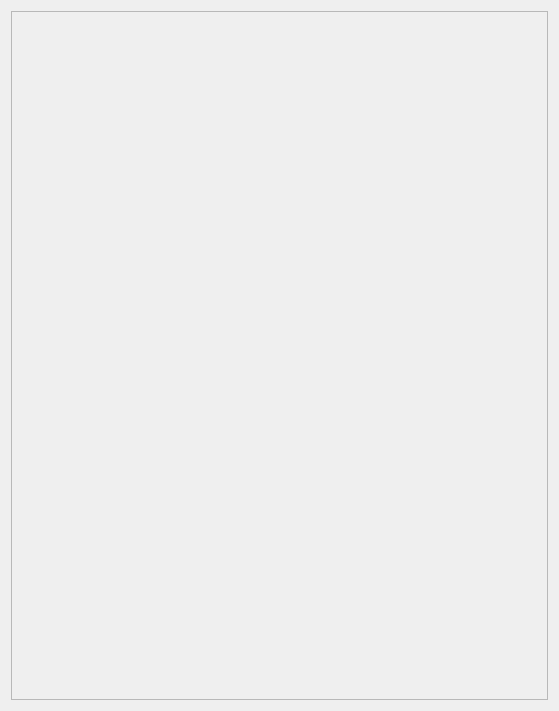
Before: the Qt Designer form QScrollArea/widget.ui in shuyalin/QWidgetDemo, drawn with Qt 5.
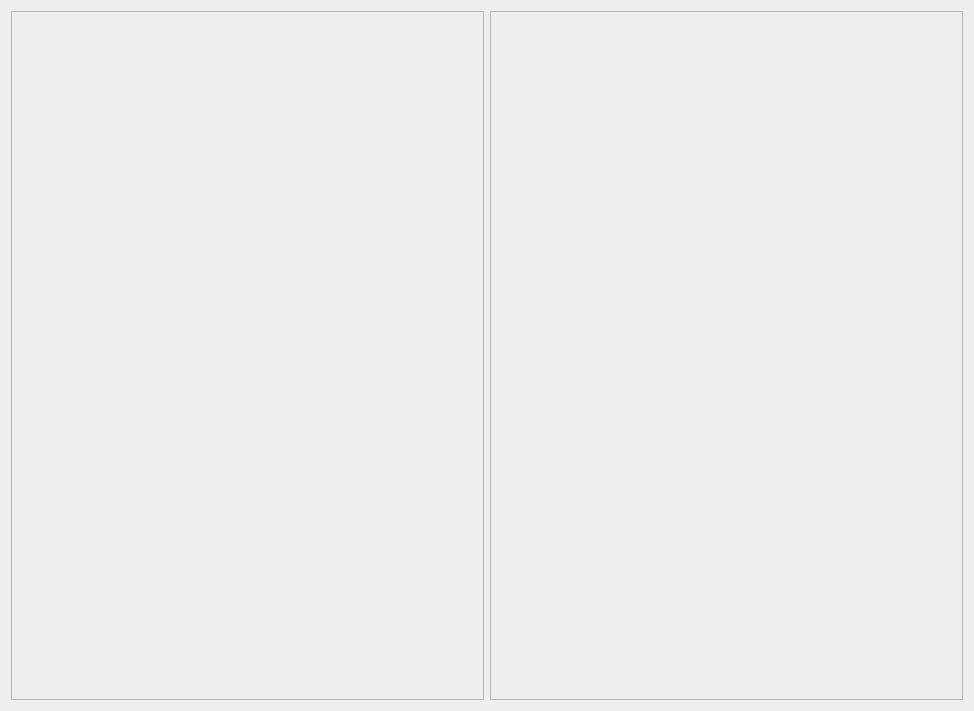
After: the same form once the commit is applied. Custom widgets are drawn as their Qt base class.

The edit to the form file:
```diff
--- a/QScrollArea/widget.ui
+++ b/QScrollArea/widget.ui
@@ -6,16 +6,16 @@
    <rect>
     <x>0</x>
     <y>0</y>
-    <width>559</width>
+    <width>974</width>
     <height>711</height>
    </rect>
   </property>
   <property name="windowTitle">
    <string>Widget</string>
   </property>
-  <layout class="QVBoxLayout" name="verticalLayout">
+  <layout class="QHBoxLayout" name="horizontalLayout">
    <item>
-    <widget class="QScrollArea" name="scrollArea">
+    <widget class="CustomScrollArea" name="scrollArea">
      <property name="widgetResizable">
       <bool>true</bool>
      </property>
@@ -24,16 +24,110 @@
        <rect>
         <x>0</x>
         <y>0</y>
-        <width>539</width>
+        <width>473</width>
         <height>691</height>
        </rect>
       </property>
      </widget>
     </widget>
    </item>
+   <item>
+    <widget class="CustomScrollArea" name="scrollArea_2">
+     <property name="widgetResizable">
+      <bool>true</bool>
+     </property>
+     <widget class="QWidget" name="scrollAreaWidgetContents_4">
+      <property name="geometry">
+       <rect>
+        <x>0</x>
+        <y>0</y>
+        <width>473</width>
+        <height>691</height>
+       </rect>
+      </property>
+      <layout class="QVBoxLayout" name="verticalLayout">
+       <item>
+        <widget class="frmNavi" name="widget_11" native="true"/>
+       </item>
+       <item>
+        <widget class="frmNavi" name="widget_10" native="true"/>
+       </item>
+       <item>
+        <widget class="frmNavi" name="widget_9" native="true"/>
+       </item>
+       <item>
+        <widget class="frmNavi" name="widget_8" native="true"/>
+       </item>
+       <item>
+        <widget class="frmNavi" name="widget_7" native="true"/>
+       </item>
+       <item>
+        <widget class="frmNavi" name="widget_6" native="true"/>
+       </item>
+       <item>
+        <widget class="frmNavi" name="widget_5" native="true"/>
+       </item>
+       <item>
+        <widget class="frmNavi" name="widget" native="true">
+         <property name="minimumSize">
+          <size>
+           <width>0</width>
+           <height>80</height>
+          </size>
+         </property>
+        </widget>
+       </item>
+       <item>
+        <widget class="frmNavi" name="widget_2" native="true">
+         <property name="minimumSize">
+          <size>
+           <width>0</width>
+           <height>80</height>
+          </size>
+         </property>
+        </widget>
+       </item>
+       <item>
+        <widget class="frmNavi" name="widget_3" native="true">
+         <property name="minimumSize">
+          <size>
+           <width>0</width>
+           <height>80</height>
+          </size>
+         </property>
+        </widget>
+       </item>
+       <item>
+        <widget class="frmNavi" name="widget_4" native="true">
+         <property name="minimumSize">
+          <size>
+           <width>0</width>
+           <height>80</height>
+          </size>
+         </property>
+        </widget>
+       </item>
+      </layout>
+     </widget>
+    </widget>
+   </item>
   </layout>
  </widget>
  <layoutdefault spacing="6" margin="11"/>
+ <customwidgets>
+  <customwidget>
+   <class>CustomScrollArea</class>
+   <extends>QScrollArea</extends>
+   <header location="global">customscrollarea.h</header>
+   <container>1</container>
+  </customwidget>
+  <customwidget>
+   <class>frmNavi</class>
+   <extends>QWidget</extends>
+   <header location="global">frmnavi.h</header>
+   <container>1</container>
+  </customwidget>
+ </customwidgets>
  <resources/>
  <connections/>
 </ui>
```
